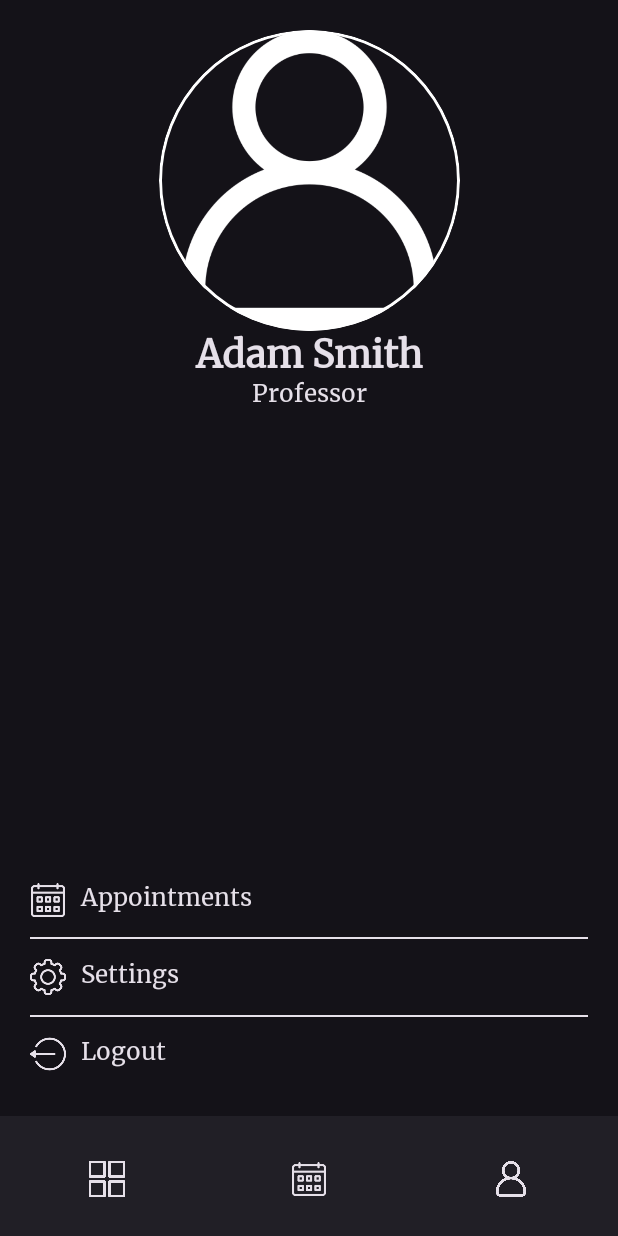
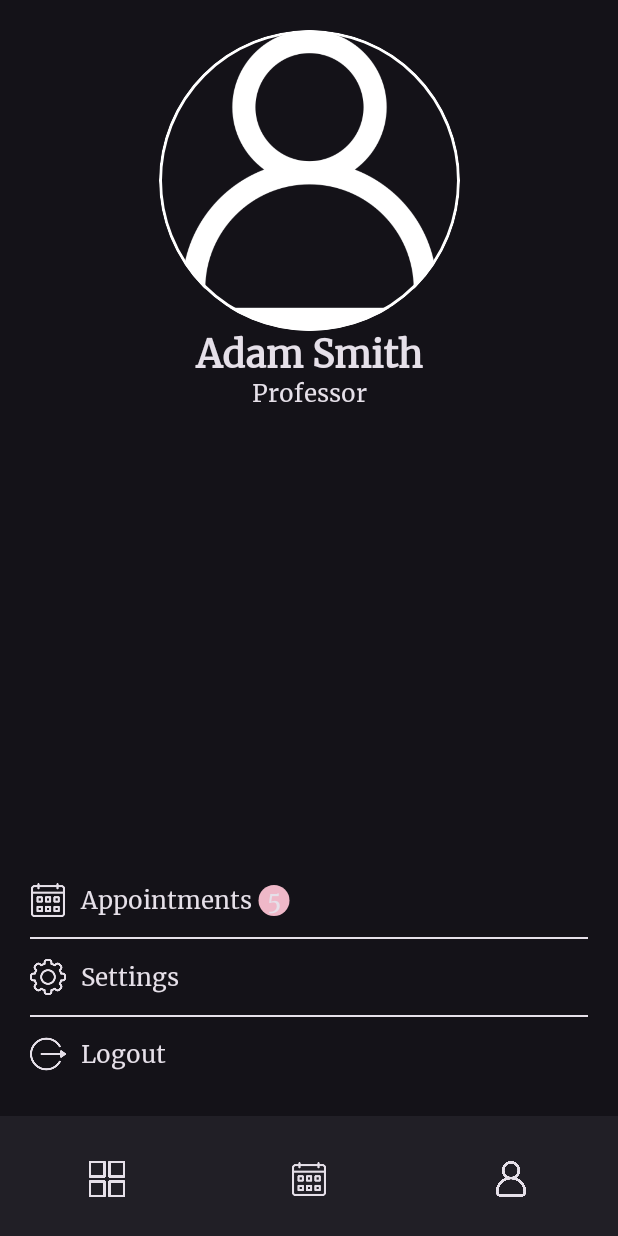
Before and after one commit to ilijaradojkovic/FON_ClassroomManagment_Frontend, an Android app built with Jetpack Compose: the screen it shows after launch (MainActivity), on a phone screen of 412 x 824 dp. Run offline under Robolectric (Android 15) with nearby library versions, the phone set to English and light mode, and no system bars.

Commit message:
Doradjen user profile screen

```diff
--- a/app/src/main/java/com/example/fon_classroommanagment_frontend/Profile_Screen.kt
+++ b/app/src/main/java/com/example/fon_classroommanagment_frontend/Profile_Screen.kt
@@ -1,5 +1,6 @@
 package com.example.fon_classroommanagment_frontend
 
+import androidx.compose.foundation.Canvas
 import androidx.compose.foundation.Image
 import androidx.compose.foundation.background
 import androidx.compose.foundation.border
@@ -13,6 +14,7 @@ import androidx.compose.runtime.Composable
 import androidx.compose.ui.Alignment
 import androidx.compose.ui.Modifier
 import androidx.compose.ui.draw.clip
+import androidx.compose.ui.draw.drawBehind
 import androidx.compose.ui.draw.rotate
 import androidx.compose.ui.graphics.Color
 import androidx.compose.ui.res.painterResource
@@ -50,34 +52,59 @@ fun Profile_Screen(){
                    .fillMaxHeight(0.35f)
                    .fillMaxWidth()
                    , verticalArrangement = Arrangement.SpaceAround){
-            Row(modifier = Modifier.fillMaxWidth()){
+               Item(R.drawable.callendar,"Appointments",true,5)
 
-                Icon(painter = painterResource(id = R.drawable.callendar) , contentDescription = "AppointmentsIcon", modifier = Modifier.size(24.dp))
-                Spacer(modifier = Modifier.width(10.dp))
-                Text("Appointments", style = MaterialTheme.typography.bodyMedium)
+               Divider(modifier = Modifier
+                   .fillMaxWidth()
+                   .border(1.dp, MaterialTheme.colorScheme.onBackground))
+               Item(R.drawable.settings,"Settings",false)
 
-            }
-               Divider(modifier = Modifier.fillMaxWidth().border(1.dp,MaterialTheme.colorScheme.onBackground))
-            Row(modifier = Modifier.fillMaxWidth()){
+               Divider(modifier = Modifier
+                   .fillMaxWidth()
+                   .border(1.dp, MaterialTheme.colorScheme.onBackground))
+               Item(R.drawable.logout,"Logout",false)
 
-                Icon(painter = painterResource(id = R.drawable.settings) , contentDescription = "SettingsIcon", modifier = Modifier.size(24.dp))
-                Spacer(modifier = Modifier.width(10.dp))
-                Text("Settings", style = MaterialTheme.typography.bodyMedium)
 
-            }
-               Divider(modifier = Modifier.fillMaxWidth().border(1.dp,MaterialTheme.colorScheme.onBackground))
-
-               Row(modifier = Modifier.fillMaxWidth()){
-
-                Icon(painter = painterResource(id = R.drawable.logout) , contentDescription = "SettingsIcon", modifier = Modifier
-                    .size(24.dp)
-                    .rotate(180f))
-                Spacer(modifier = Modifier.width(10.dp))
-                Text("Logout", style = MaterialTheme.typography.bodyMedium)
-
-            }
             }
         }
 
     }
 }
+@Composable
+fun Item(icon:Int,name:String,hasCircleText:Boolean,circleTextNumber:Int?=null){
+    Row(modifier = Modifier.fillMaxWidth(), verticalAlignment =Alignment.CenterVertically) {
+
+        Row(modifier = Modifier) {
+            Icon(
+                painter = painterResource(id = icon),
+                contentDescription = "SettingsIcon",
+                modifier = Modifier.size(24.dp)
+            )
+            Spacer(modifier = Modifier.width(10.dp))
+
+        }
+
+
+
+        Row(modifier = Modifier, horizontalArrangement = Arrangement.Center) {
+            Text(name, style = MaterialTheme.typography.bodyMedium)
+
+        }
+        if(hasCircleText && circleTextNumber!=null)
+            Row(modifier = Modifier
+                .weight(1f)
+                .padding(10.dp, 0.dp)) {
+
+                Text_Circle(MaterialTheme.colorScheme.tertiary,circleTextNumber)
+
+
+            }
+    }
+
+}
+@Composable
+fun Text_Circle(colorCircle:Color,value:Int){
+    Text(value.toString(),style=MaterialTheme.typography.bodyMedium, modifier = Modifier.drawBehind {
+        drawCircle(colorCircle,radius = this.size.maxDimension/2)
+    })
+}
```
